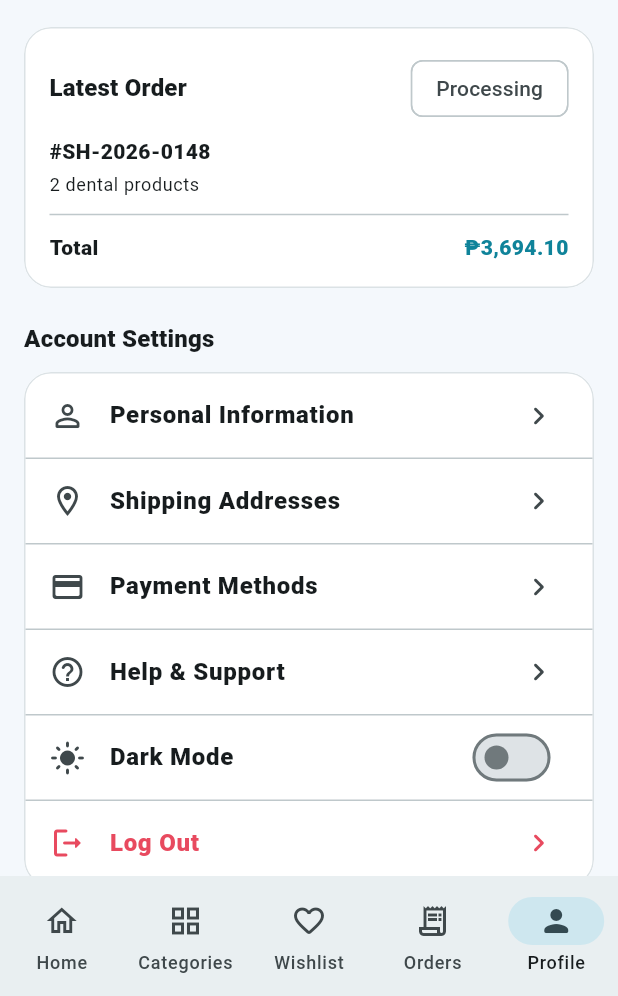
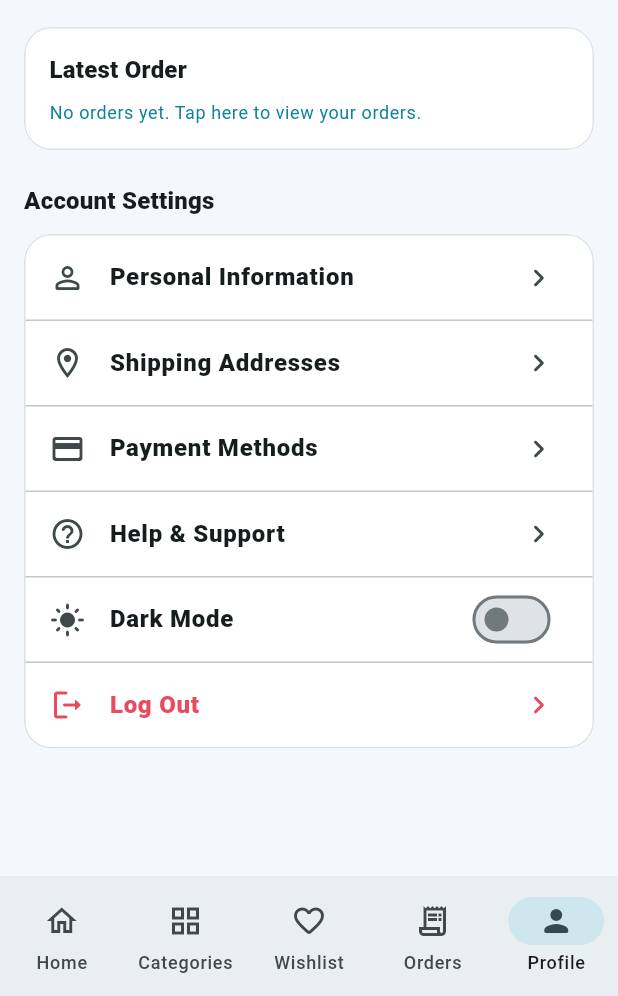
Before and after one commit to harrey-jpg/SmileHubMobile, a Flutter app: the AccountScreen screen opened by its route, on a phone screen of 412 x 824 dp, the part 240-1236 px from its top. Run offline on Flutter 3.47's test engine with Material 3 defaults, Android fonts, the phone set to English and light mode, and no system bars; our stand-ins replace cloud_firestore, firebase_auth, firebase_core, flutter_svg; accounts and stored records are empty.

Commit message:
Show real latest order on account screen instead of placeholder

```diff
--- a/lib/models/product.dart
+++ b/lib/models/product.dart
@@ -22,6 +22,20 @@ class Product {
   final double rating;
   final String stock;
   final String description;
+
+  /// Placeholder artwork shared with the web store (assets/products/*.svg).
+  String get imageAsset => 'assets/products/${_assetByCategory[category] ?? 'default.svg'}';
+
+  static const Map<String, String> _assetByCategory = <String, String>{
+    'Oral Care': 'oral-care.svg',
+    'Instruments': 'instrument.svg',
+    'PPE': 'ppe.svg',
+    'Restorative': 'restorative.svg',
+    'Disposables': 'disposable.svg',
+    'Impression': 'impression.svg',
+    'Orthodontics': 'orthodontic.svg',
+    'Equipment': 'equipment.svg',
+  };
 }
 
 class ShippingAddress {
--- a/lib/screens/account_screen.dart
+++ b/lib/screens/account_screen.dart
@@ -1,7 +1,9 @@
+import 'package:cloud_firestore/cloud_firestore.dart';
 import 'package:flutter/material.dart';
 
 import '../routes.dart';
 import '../services/auth_service.dart';
+import '../services/order_service.dart';
 import '../services/profile_service.dart';
 import '../state/app_state.dart';
 import '../theme/app_theme.dart';
@@ -197,7 +199,25 @@ class _AccountScreenState extends State<AccountScreen> {
             ),
           ),
           const SizedBox(height: 18),
-          AppCard(
+          StreamBuilder<QuerySnapshot<Map<String, dynamic>>>(
+            stream: OrderService().watchMyOrders(),
+            builder: (BuildContext context,
+                AsyncSnapshot<QuerySnapshot<Map<String, dynamic>>> snapshot) {
+              if (snapshot.hasError) {
+                return const AppCard(
+                  child: Text('Unable to load your latest order.'),
+                );
+              }
+              if (!snapshot.hasData) {
+                return const AppCard(
+                  child: Center(child: CircularProgressIndicator()),
+                );
+              }
+
+              final List<QueryDocumentSnapshot<Map<String, dynamic>>> docs =
+                  snapshot.data!.docs;
+              if (docs.isEmpty) {
+                return AppCard(
                   child: Column(
                     crossAxisAlignment: CrossAxisAlignment.start,
                     children: [
@@ -214,21 +234,78 @@ class _AccountScreenState extends State<AccountScreen> {
                                   ),
                             ),
                           ),
-                    const Chip(
-                      label: Text('Processing'),
+                        ],
+                      ),
+                      const SizedBox(height: 8),
+                      GestureDetector(
+                        behavior: HitTestBehavior.opaque,
+                        onTap: () =>
+                            Navigator.of(context).pushNamed(AppRoutes.orders),
+                        child: Text(
+                          'No orders yet. Tap here to view your orders.',
+                          style:
+                              Theme.of(context).textTheme.bodySmall?.copyWith(
+                                    color:
+                                        Theme.of(context).colorScheme.primary,
+                                  ),
+                        ),
                       ),
                     ],
                   ),
+                );
+              }
+
+              QueryDocumentSnapshot<Map<String, dynamic>> latest = docs.first;
+              for (final QueryDocumentSnapshot<Map<String, dynamic>> doc
+                  in docs) {
+                final DateTime? docDate =
+                    (doc.data()['createdAt'] as Timestamp?)?.toDate();
+                final DateTime? latestDate =
+                    (latest.data()['createdAt'] as Timestamp?)?.toDate();
+                if (docDate != null &&
+                    (latestDate == null || docDate.isAfter(latestDate))) {
+                  latest = doc;
+                }
+              }
+              final Map<String, dynamic> data = latest.data();
+              final String status =
+                  data['status']?.toString() ?? 'Pending';
+              final String number =
+                  data['orderNumber']?.toString() ?? '—';
+              final int itemCount =
+                  (data['itemCount'] as num?)?.toInt() ?? 0;
+              final double total = (data['total'] as num?)?.toDouble() ?? 0;
+
+              return AppCard(
+                child: Column(
+                  crossAxisAlignment: CrossAxisAlignment.start,
+                  children: [
+                    Row(
+                      children: [
+                        Expanded(
+                          child: Text(
+                            'Latest Order',
+                            style: Theme.of(context)
+                                .textTheme
+                                .titleMedium
+                                ?.copyWith(
+                                  fontWeight: FontWeight.w900,
+                                ),
+                          ),
+                        ),
+                        Chip(label: Text(status)),
+                      ],
+                    ),
                     const SizedBox(height: 8),
-                const Text(
-                  '#SH-2026-0148',
-                  style: TextStyle(
+                    Text(
+                      '#$number',
+                      style: const TextStyle(
                         fontWeight: FontWeight.w900,
                       ),
                     ),
                     const SizedBox(height: 4),
                     Text(
-                  '2 dental products',
+                      '$itemCount item${itemCount == 1 ? '' : 's'}',
                       style: Theme.of(context).textTheme.bodySmall,
                     ),
                     const Divider(height: 24),
@@ -243,7 +320,7 @@ class _AccountScreenState extends State<AccountScreen> {
                           ),
                         ),
                         Text(
-                      '₱3,694.10',
+                          '₱${total.toStringAsFixed(2)}',
                           style: TextStyle(
                             color:
                                 Theme.of(context).colorScheme.primary,
@@ -254,6 +331,8 @@ class _AccountScreenState extends State<AccountScreen> {
                     ),
                   ],
                 ),
+              );
+            },
           ),
           const SizedBox(height: 22),
           Text(
--- a/lib/widgets/app_widgets.dart
+++ b/lib/widgets/app_widgets.dart
@@ -1,4 +1,5 @@
 import 'package:flutter/material.dart';
+import 'package:flutter_svg/flutter_svg.dart';
 
 import '../models/product.dart';
 import '../state/app_state.dart';
@@ -242,14 +243,19 @@ class ProductArt extends StatelessWidget {
     return Container(
       width: size,
       height: size,
+      padding: EdgeInsets.all(size * 0.12),
       decoration: BoxDecoration(
         color: dark ? const Color(0xFF152744) : const Color(0xFFE9F1FF),
         borderRadius: BorderRadius.circular(size * 0.18),
       ),
-      child: Icon(
-        product.icon,
-        size: size * 0.48,
-        color: dark ? AppColors.aqua : AppColors.teal,
+      child: SvgPicture.asset(
+        product.imageAsset,
+        fit: BoxFit.contain,
+        placeholderBuilder: (context) => Icon(
+          product.icon,
+          size: size * 0.48,
+          color: dark ? AppColors.aqua : AppColors.teal,
+        ),
       ),
     );
   }
--- a/pubspec.yaml
+++ b/pubspec.yaml
@@ -12,6 +12,7 @@ dependencies:
   firebase_core: ^4.13.0
   flutter:
     sdk: flutter
+  flutter_svg: ^2.0.10
 
 dev_dependencies:
   flutter_test:
@@ -19,3 +20,6 @@ dev_dependencies:
 
 flutter:
   uses-material-design: true
+
+  assets:
+    - assets/products/
```
Also changed, not shown: assets/products/default.svg (added), assets/products/disposable.svg (added), assets/products/equipment.svg (added), assets/products/impression.svg (added), assets/products/instrument.svg (added), assets/products/oral-care.svg (added), assets/products/orthodontic.svg (added), assets/products/ppe.svg (added), assets/products/restorative.svg (added), pubspec.lock. Lines whose indentation alone changed are shown as unchanged.
